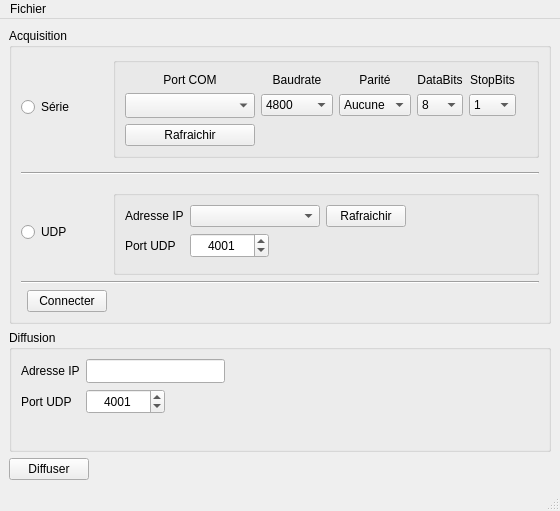
First picture: the form in mainwindow.ui, repository MaximeGeay/UDP_Diffusion, before the edit.
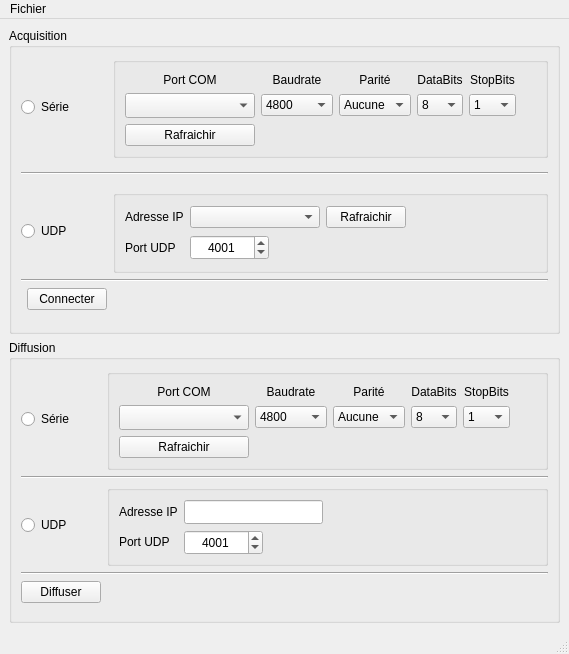
Second picture: the form after the edit.

```diff
--- a/mainwindow.ui
+++ b/mainwindow.ui
@@ -6,34 +6,21 @@
    <rect>
     <x>0</x>
     <y>0</y>
-    <width>560</width>
-    <height>511</height>
+    <width>569</width>
+    <height>654</height>
    </rect>
   </property>
   <property name="windowTitle">
    <string>MainWindow</string>
   </property>
   <widget class="QWidget" name="centralwidget">
-   <layout class="QGridLayout" name="gridLayout_5">
-    <item row="3" column="1">
-     <spacer name="horizontalSpacer_3">
-      <property name="orientation">
-       <enum>Qt::Horizontal</enum>
-      </property>
-      <property name="sizeHint" stdset="0">
-       <size>
-        <width>440</width>
-        <height>20</height>
-       </size>
-      </property>
-     </spacer>
-    </item>
-    <item row="0" column="0" colspan="2">
+   <layout class="QGridLayout" name="gridLayout_7">
+    <item row="0" column="0">
      <widget class="QGroupBox" name="groupBox">
       <property name="minimumSize">
        <size>
-        <width>541</width>
-        <height>282</height>
+        <width>551</width>
+        <height>297</height>
        </size>
       </property>
       <property name="title">
@@ -47,6 +34,40 @@
          </property>
         </widget>
        </item>
+       <item row="6" column="0" colspan="3">
+        <widget class="Line" name="line_2">
+         <property name="orientation">
+          <enum>Qt::Horizontal</enum>
+         </property>
+        </widget>
+       </item>
+       <item row="3" column="2">
+        <widget class="QLabel" name="l_Cpt">
+         <property name="maximumSize">
+          <size>
+           <width>30</width>
+           <height>16777215</height>
+          </size>
+         </property>
+         <property name="text">
+          <string/>
+         </property>
+        </widget>
+       </item>
+       <item row="1" column="1">
+        <widget class="QLabel" name="l_trame">
+         <property name="text">
+          <string/>
+         </property>
+        </widget>
+       </item>
+       <item row="4" column="0" colspan="2">
+        <widget class="QRadioButton" name="rb_UDP">
+         <property name="text">
+          <string>UDP</string>
+         </property>
+        </widget>
+       </item>
        <item row="0" column="2" rowspan="2">
         <widget class="QGroupBox" name="groupBox_Serie">
          <property name="minimumSize">
@@ -262,74 +283,25 @@
          </property>
         </widget>
        </item>
-       <item row="1" column="1">
-        <widget class="QLabel" name="l_trame">
-         <property name="text">
-          <string/>
-         </property>
-        </widget>
-       </item>
-       <item row="3" column="2">
-        <widget class="QLabel" name="l_Cpt">
-         <property name="maximumSize">
-          <size>
-           <width>30</width>
-           <height>16777215</height>
-          </size>
-         </property>
-         <property name="text">
-          <string/>
-         </property>
-        </widget>
-       </item>
-       <item row="6" column="0" colspan="3">
-        <widget class="Line" name="line_2">
-         <property name="orientation">
-          <enum>Qt::Horizontal</enum>
-         </property>
-        </widget>
-       </item>
        <item row="4" column="2">
         <widget class="QGroupBox" name="groupBox_UDP">
          <property name="minimumSize">
           <size>
            <width>191</width>
-           <height>81</height>
+           <height>83</height>
           </size>
          </property>
          <property name="title">
           <string/>
          </property>
          <layout class="QGridLayout" name="gridLayout_3">
-          <item row="0" column="0">
-           <widget class="QLabel" name="label_6">
+          <item row="0" column="2">
+           <widget class="QPushButton" name="btn_RefreshIp">
+            <property name="toolTip">
+             <string>&lt;html&gt;&lt;head/&gt;&lt;body&gt;&lt;p&gt;Rafraichit la liste des adresses IP disponibles&lt;/p&gt;&lt;/body&gt;&lt;/html&gt;</string>
+            </property>
             <property name="text">
-             <string>Adresse IP</string>
-            </property>
-           </widget>
-          </item>
-          <item row="1" column="1">
-           <widget class="QSpinBox" name="sp_PortIn">
-            <property name="minimumSize">
-             <size>
-              <width>79</width>
-              <height>25</height>
-             </size>
-            </property>
-            <property name="maximumSize">
-             <size>
-              <width>79</width>
-              <height>25</height>
-             </size>
-            </property>
-            <property name="alignment">
-             <set>Qt::AlignCenter</set>
-            </property>
-            <property name="maximum">
-             <number>99999</number>
-            </property>
-            <property name="value">
-             <number>4001</number>
+             <string>Rafraichir</string>
             </property>
            </widget>
           </item>
@@ -350,18 +322,30 @@
             </property>
            </widget>
           </item>
-          <item row="2" column="0">
-           <spacer name="verticalSpacer_3">
-            <property name="orientation">
-             <enum>Qt::Vertical</enum>
+          <item row="1" column="1">
+           <widget class="QSpinBox" name="sp_PortIn">
+            <property name="minimumSize">
+             <size>
+              <width>79</width>
+              <height>25</height>
+             </size>
             </property>
-            <property name="sizeHint" stdset="0">
+            <property name="maximumSize">
              <size>
-              <width>20</width>
-              <height>40</height>
+              <width>79</width>
+              <height>25</height>
              </size>
             </property>
-           </spacer>
+            <property name="alignment">
+             <set>Qt::AlignCenter</set>
+            </property>
+            <property name="maximum">
+             <number>99999</number>
+            </property>
+            <property name="value">
+             <number>4001</number>
+            </property>
+           </widget>
           </item>
           <item row="0" column="3">
            <spacer name="horizontalSpacer_4">
@@ -376,33 +360,16 @@
             </property>
            </spacer>
           </item>
-          <item row="0" column="2">
-           <widget class="QPushButton" name="btn_RefreshIp">
-            <property name="toolTip">
-             <string>&lt;html&gt;&lt;head/&gt;&lt;body&gt;&lt;p&gt;Rafraichit la liste des adresses IP disponibles&lt;/p&gt;&lt;/body&gt;&lt;/html&gt;</string>
-            </property>
+          <item row="0" column="0">
+           <widget class="QLabel" name="label_6">
             <property name="text">
-             <string>Rafraichir</string>
+             <string>Adresse IP</string>
             </property>
            </widget>
           </item>
          </layout>
         </widget>
        </item>
-       <item row="4" column="0" colspan="2">
-        <widget class="QRadioButton" name="rb_UDP">
-         <property name="text">
-          <string>UDP</string>
-         </property>
-        </widget>
-       </item>
-       <item row="7" column="2">
-        <widget class="QLabel" name="l_TrameIn">
-         <property name="text">
-          <string/>
-         </property>
-        </widget>
-       </item>
        <item row="7" column="1">
         <widget class="QPushButton" name="btn_Connect">
          <property name="toolTip">
@@ -416,119 +383,377 @@
          </property>
         </widget>
        </item>
+       <item row="8" column="1">
+        <spacer name="verticalSpacer_2">
+         <property name="orientation">
+          <enum>Qt::Vertical</enum>
+         </property>
+         <property name="sizeHint" stdset="0">
+          <size>
+           <width>20</width>
+           <height>40</height>
+          </size>
+         </property>
+        </spacer>
+       </item>
+       <item row="7" column="2" rowspan="2">
+        <widget class="QLabel" name="l_TrameIn">
+         <property name="text">
+          <string/>
+         </property>
+        </widget>
+       </item>
       </layout>
      </widget>
     </item>
-    <item row="3" column="0">
-     <widget class="QPushButton" name="btn_Start">
-      <property name="toolTip">
-       <string>&lt;html&gt;&lt;head/&gt;&lt;body&gt;&lt;p&gt;Diffuse les trames reçues vers l'adresse et le port de diffusion&lt;/p&gt;&lt;/body&gt;&lt;/html&gt;</string>
-      </property>
-      <property name="text">
-       <string>Diffuser</string>
-      </property>
-      <property name="checkable">
-       <bool>true</bool>
-      </property>
-     </widget>
-    </item>
-    <item row="1" column="0" colspan="2">
-     <widget class="QGroupBox" name="groupBox_2">
-      <property name="minimumSize">
-       <size>
-        <width>191</width>
-        <height>120</height>
-       </size>
-      </property>
+    <item row="1" column="0">
+     <widget class="QGroupBox" name="groupBox_3">
       <property name="title">
        <string>Diffusion</string>
       </property>
-      <layout class="QGridLayout" name="gridLayout_2">
-       <item row="3" column="0" colspan="3">
-        <widget class="QLabel" name="l_TrameOut">
-         <property name="text">
-          <string/>
-         </property>
-        </widget>
-       </item>
-       <item row="0" column="0">
-        <widget class="QLabel" name="label_4">
-         <property name="text">
-          <string>Adresse IP</string>
-         </property>
-        </widget>
-       </item>
+      <layout class="QGridLayout" name="gridLayout_6">
        <item row="0" column="1">
-        <widget class="QLineEdit" name="le_IPDiff">
+        <widget class="QGroupBox" name="groupBox_Serie_Out">
          <property name="minimumSize">
           <size>
-           <width>109</width>
-           <height>24</height>
+           <width>272</width>
+           <height>101</height>
           </size>
          </property>
-         <property name="maximumSize">
-          <size>
-           <width>139</width>
-           <height>24</height>
-          </size>
-         </property>
-         <property name="inputMask">
-          <string/>
-         </property>
-         <property name="text">
+         <property name="title">
           <string/>
          </property>
          <property name="alignment">
           <set>Qt::AlignCenter</set>
          </property>
+         <layout class="QGridLayout" name="gridLayout_5">
+          <item row="1" column="3">
+           <widget class="QComboBox" name="cb_Databits_Out">
+            <property name="currentIndex">
+             <number>3</number>
+            </property>
+            <item>
+             <property name="text">
+              <string>5</string>
+             </property>
+            </item>
+            <item>
+             <property name="text">
+              <string>6</string>
+             </property>
+            </item>
+            <item>
+             <property name="text">
+              <string>7</string>
+             </property>
+            </item>
+            <item>
+             <property name="text">
+              <string>8</string>
+             </property>
+            </item>
+           </widget>
+          </item>
+          <item row="1" column="0">
+           <widget class="QComboBox" name="cb_Serial_Out">
+            <property name="enabled">
+             <bool>true</bool>
+            </property>
+            <property name="minimumSize">
+             <size>
+              <width>130</width>
+              <height>25</height>
+             </size>
+            </property>
+           </widget>
+          </item>
+          <item row="1" column="5">
+           <spacer name="horizontalSpacer_6">
+            <property name="orientation">
+             <enum>Qt::Horizontal</enum>
+            </property>
+            <property name="sizeHint" stdset="0">
+             <size>
+              <width>40</width>
+              <height>20</height>
+             </size>
+            </property>
+           </spacer>
+          </item>
+          <item row="1" column="2">
+           <widget class="QComboBox" name="cb_Parity_Out">
+            <item>
+             <property name="text">
+              <string>Aucune</string>
+             </property>
+            </item>
+            <item>
+             <property name="text">
+              <string>Paire</string>
+             </property>
+            </item>
+            <item>
+             <property name="text">
+              <string>Impaire</string>
+             </property>
+            </item>
+            <item>
+             <property name="text">
+              <string>Marque</string>
+             </property>
+            </item>
+            <item>
+             <property name="text">
+              <string>Espace</string>
+             </property>
+            </item>
+           </widget>
+          </item>
+          <item row="0" column="0">
+           <widget class="QLabel" name="label_10">
+            <property name="text">
+             <string>Port COM</string>
+            </property>
+            <property name="alignment">
+             <set>Qt::AlignCenter</set>
+            </property>
+           </widget>
+          </item>
+          <item row="1" column="1">
+           <widget class="QComboBox" name="cb_Baudrate_Out">
+            <item>
+             <property name="text">
+              <string>4800</string>
+             </property>
+            </item>
+            <item>
+             <property name="text">
+              <string>9600</string>
+             </property>
+            </item>
+            <item>
+             <property name="text">
+              <string>19200</string>
+             </property>
+            </item>
+            <item>
+             <property name="text">
+              <string>38400</string>
+             </property>
+            </item>
+            <item>
+             <property name="text">
+              <string>115200</string>
+             </property>
+            </item>
+           </widget>
+          </item>
+          <item row="2" column="0">
+           <widget class="QPushButton" name="btn_Refresh_Serie_Out">
+            <property name="toolTip">
+             <string>&lt;html&gt;&lt;head/&gt;&lt;body&gt;&lt;p&gt;Rafraichit la liste des ports séries disponibles&lt;/p&gt;&lt;/body&gt;&lt;/html&gt;</string>
+            </property>
+            <property name="text">
+             <string>Rafraichir</string>
+            </property>
+           </widget>
+          </item>
+          <item row="0" column="1">
+           <widget class="QLabel" name="label_11">
+            <property name="text">
+             <string>Baudrate</string>
+            </property>
+            <property name="alignment">
+             <set>Qt::AlignCenter</set>
+            </property>
+           </widget>
+          </item>
+          <item row="1" column="4">
+           <widget class="QComboBox" name="cb_Stopbits_Out">
+            <item>
+             <property name="text">
+              <string>1</string>
+             </property>
+            </item>
+            <item>
+             <property name="text">
+              <string>1.5</string>
+             </property>
+            </item>
+            <item>
+             <property name="text">
+              <string>2</string>
+             </property>
+            </item>
+           </widget>
+          </item>
+          <item row="0" column="2">
+           <widget class="QLabel" name="label_12">
+            <property name="text">
+             <string>Parité</string>
+            </property>
+            <property name="alignment">
+             <set>Qt::AlignCenter</set>
+            </property>
+           </widget>
+          </item>
+          <item row="0" column="3">
+           <widget class="QLabel" name="label_13">
+            <property name="text">
+             <string>DataBits</string>
+            </property>
+            <property name="alignment">
+             <set>Qt::AlignCenter</set>
+            </property>
+           </widget>
+          </item>
+          <item row="0" column="4">
+           <widget class="QLabel" name="label_14">
+            <property name="text">
+             <string>StopBits</string>
+            </property>
+            <property name="alignment">
+             <set>Qt::AlignCenter</set>
+            </property>
+           </widget>
+          </item>
+         </layout>
         </widget>
        </item>
-       <item row="0" column="2">
-        <spacer name="horizontalSpacer_2">
+       <item row="1" column="0" colspan="2">
+        <widget class="Line" name="line_3">
          <property name="orientation">
           <enum>Qt::Horizontal</enum>
          </property>
-         <property name="sizeHint" stdset="0">
-          <size>
-           <width>40</width>
-           <height>20</height>
-          </size>
-         </property>
-        </spacer>
-       </item>
-       <item row="1" column="1">
-        <widget class="QSpinBox" name="sp_PortOut">
-         <property name="minimumSize">
-          <size>
-           <width>79</width>
-           <height>25</height>
-          </size>
-         </property>
-         <property name="maximumSize">
-          <size>
-           <width>79</width>
-           <height>25</height>
-          </size>
-         </property>
-         <property name="alignment">
-          <set>Qt::AlignCenter</set>
-         </property>
-         <property name="maximum">
-          <number>99999</number>
-         </property>
-         <property name="value">
-          <number>4001</number>
-         </property>
         </widget>
        </item>
-       <item row="1" column="0">
-        <widget class="QLabel" name="label_3">
-         <property name="text">
-          <string>Port UDP</string>
+       <item row="2" column="1">
+        <widget class="QGroupBox" name="groupBox_UDP_Out">
+         <property name="minimumSize">
+          <size>
+           <width>191</width>
+           <height>81</height>
+          </size>
          </property>
+         <property name="title">
+          <string/>
+         </property>
+         <layout class="QGridLayout" name="gridLayout_2">
+          <item row="1" column="0">
+           <widget class="QLabel" name="label_3">
+            <property name="text">
+             <string>Port UDP</string>
+            </property>
+           </widget>
+          </item>
+          <item row="0" column="2">
+           <spacer name="horizontalSpacer_2">
+            <property name="orientation">
+             <enum>Qt::Horizontal</enum>
+            </property>
+            <property name="sizeHint" stdset="0">
+             <size>
+              <width>40</width>
+              <height>20</height>
+             </size>
+            </property>
+           </spacer>
+          </item>
+          <item row="0" column="0">
+           <widget class="QLabel" name="label_4">
+            <property name="text">
+             <string>Adresse IP</string>
+            </property>
+           </widget>
+          </item>
+          <item row="1" column="1">
+           <widget class="QSpinBox" name="sp_PortOut">
+            <property name="minimumSize">
+             <size>
+              <width>79</width>
+              <height>25</height>
+             </size>
+            </property>
+            <property name="maximumSize">
+             <size>
+              <width>79</width>
+              <height>25</height>
+             </size>
+            </property>
+            <property name="alignment">
+             <set>Qt::AlignCenter</set>
+            </property>
+            <property name="maximum">
+             <number>99999</number>
+            </property>
+            <property name="value">
+             <number>4001</number>
+            </property>
+           </widget>
+          </item>
+          <item row="0" column="1">
+           <widget class="QLineEdit" name="le_IPDiff">
+            <property name="minimumSize">
+             <size>
+              <width>109</width>
+              <height>24</height>
+             </size>
+            </property>
+            <property name="maximumSize">
+             <size>
+              <width>139</width>
+              <height>24</height>
+             </size>
+            </property>
+            <property name="inputMask">
+             <string/>
+            </property>
+            <property name="text">
+             <string/>
+            </property>
+            <property name="alignment">
+             <set>Qt::AlignCenter</set>
+            </property>
+           </widget>
+          </item>
+         </layout>
         </widget>
        </item>
        <item row="2" column="0">
+        <widget class="QRadioButton" name="rb_UDP_Out">
+         <property name="text">
+          <string>UDP</string>
+         </property>
+        </widget>
+       </item>
+       <item row="4" column="0">
+        <widget class="QPushButton" name="btn_Start">
+         <property name="toolTip">
+          <string>&lt;html&gt;&lt;head/&gt;&lt;body&gt;&lt;p&gt;Diffuse les trames reçues vers l'adresse et le port de diffusion&lt;/p&gt;&lt;/body&gt;&lt;/html&gt;</string>
+         </property>
+         <property name="text">
+          <string>Diffuser</string>
+         </property>
+         <property name="checkable">
+          <bool>true</bool>
+         </property>
+        </widget>
+       </item>
+       <item row="3" column="0" colspan="2">
+        <widget class="Line" name="line_4">
+         <property name="orientation">
+          <enum>Qt::Horizontal</enum>
+         </property>
+        </widget>
+       </item>
+       <item row="0" column="0">
+        <widget class="QRadioButton" name="rb_Serie_Out">
+         <property name="text">
+          <string>Série</string>
+         </property>
+        </widget>
+       </item>
+       <item row="5" column="0">
         <spacer name="verticalSpacer">
          <property name="orientation">
           <enum>Qt::Vertical</enum>
@@ -541,6 +766,13 @@
          </property>
         </spacer>
        </item>
+       <item row="4" column="1" rowspan="2">
+        <widget class="QLabel" name="l_TrameOut">
+         <property name="text">
+          <string/>
+         </property>
+        </widget>
+       </item>
       </layout>
      </widget>
     </item>
@@ -551,7 +783,7 @@
     <rect>
      <x>0</x>
      <y>0</y>
-     <width>560</width>
+     <width>569</width>
      <height>26</height>
     </rect>
    </property>
```
